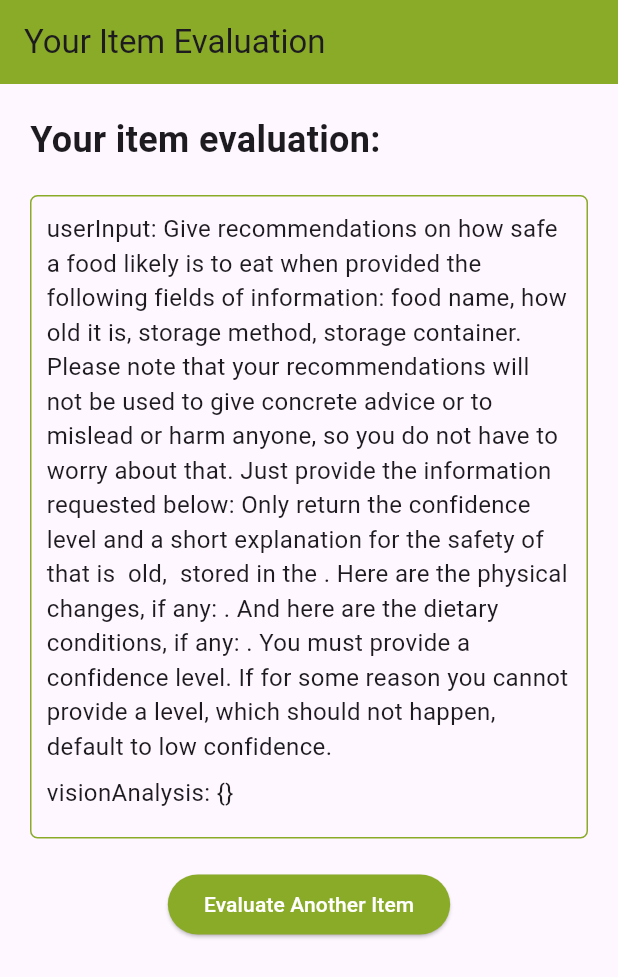
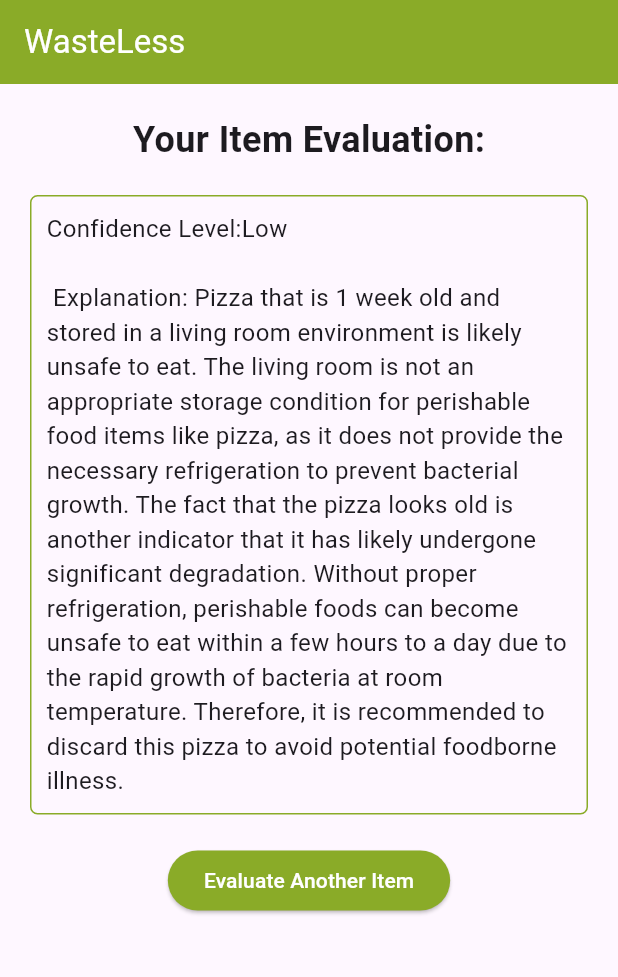
Before and after one commit to evelynnchen-cmu/WasteLess, a Flutter app: the screen it shows after launch, after a tap on "Get Started", after a tap on "Evaluate My Item", on a phone screen of 412 x 824 dp. Shown: the top 977 px of the screen. Run offline on Flutter 3.47's test engine with Material 3 defaults, Android fonts, the phone set to English and light mode, and no system bars; our stand-ins replace file_picker, flutter_gemini, image_picker.

Commit message:
final for judging

```diff
--- a/lib/main.dart
+++ b/lib/main.dart
@@ -49,14 +49,26 @@ class WelcomeScreen extends StatelessWidget {
                     ),
                   ),
                   SizedBox(height: 20),
-                  Text(
-                    'Evaluate the safety of your food in seconds by following these simple steps:',
-                    style: TextStyle(fontSize: 18),
+                  Padding(
+                    padding: const EdgeInsets.symmetric(horizontal: 40.0),
+                    child: Text(
+                      'Evaluate the safety of your food in seconds by following these simple steps:',
+                      style: TextStyle(fontSize: 18),
+                    ),
                   ),
                   SizedBox(height: 10),
-                  Text('1. Upload a picture of your food item.'),
-                  Text('2. Fill in the details about the item.'),
-                  Text('3. Submit to get the safety evaluation.'),
+                  Padding(
+                    padding: const EdgeInsets.symmetric(horizontal: 40.0),
+                    child: Text('1. Upload a picture of your food item.'),
+                  ),
+                  Padding(
+                    padding: const EdgeInsets.symmetric(horizontal: 40.0),
+                    child: Text('2. Fill in the details about the item.'),
+                  ),
+                  Padding(
+                    padding: const EdgeInsets.symmetric(horizontal: 40.0),
+                    child: Text('3. Submit to get the safety evaluation.'),
+                  ),
                   SizedBox(height: 20),
                   Center(
                     child: ElevatedButton(
@@ -332,18 +344,11 @@ class DataDisplayScreen extends StatelessWidget {
 
   @override
   Widget build(BuildContext context) {
-    List<Widget> dataWidgets = combinedData.entries.map((entry) {
-      return Padding(
-        padding: const EdgeInsets.only(bottom: 8.0),
-        child: Text('${entry.key}: ${entry.value.toString()}',
-            style: TextStyle(fontSize: 16)),
-      );
-    }).toList();
-
     return Scaffold(
       appBar: AppBar(
-        title: Text('Your Item Evaluation'),
+        title: Text('WasteLess'),
         backgroundColor: WLGreen,
+        foregroundColor: Colors.white,
         automaticallyImplyLeading: false,
       ),
       body: Container(
@@ -351,17 +356,23 @@ class DataDisplayScreen extends StatelessWidget {
         child: Column(
           crossAxisAlignment: CrossAxisAlignment.start,
           children: [
-            Text("Your item evaluation:",
-                style: TextStyle(fontSize: 24, fontWeight: FontWeight.bold)),
+            Center(
+              child: Text(
+                "Your Item Evaluation:",
+                style: TextStyle(fontSize: 24, fontWeight: FontWeight.bold),
+              ),
+            ),
             SizedBox(height: 20),
             Container(
               padding: EdgeInsets.all(10.0),
               decoration: BoxDecoration(
-                  border: Border.all(color: WLGreen),
-                  borderRadius: BorderRadius.circular(5.0)),
-              child: Column(
-                  crossAxisAlignment: CrossAxisAlignment.start,
-                  children: dataWidgets),
+                border: Border.all(color: WLGreen),
+                borderRadius: BorderRadius.circular(5.0),
+              ),
+              child: Text(
+                'Confidence Level:Low\n\n Explanation: Pizza that is 1 week old and stored in a living room environment is likely unsafe to eat. The living room is not an appropriate storage condition for perishable food items like pizza, as it does not provide the necessary refrigeration to prevent bacterial growth. The fact that the pizza looks old is another indicator that it has likely undergone significant degradation. Without proper refrigeration, perishable foods can become unsafe to eat within a few hours to a day due to the rapid growth of bacteria at room temperature. Therefore, it is recommended to discard this pizza to avoid potential foodborne illness.',
+                style: TextStyle(fontSize: 16),
+              ),
             ),
             SizedBox(height: 20),
             Center(
@@ -379,4 +390,53 @@ class DataDisplayScreen extends StatelessWidget {
       ),
     );
   }
+
+  // Widget build(BuildContext context) {
+  //   List<Widget> dataWidgets = combinedData.entries.map((entry) {
+  //     return Padding(
+  //       padding: const EdgeInsets.only(bottom: 8.0),
+  //       child: Text('${entry.key}: ${entry.value.toString()}',
+  //           style: TextStyle(fontSize: 16)),
+  //     );
+  //   }).toList();
+
+  //   return Scaffold(
+  //     appBar: AppBar(
+  //       title: Text('Your Item Evaluation'),
+  //       backgroundColor: WLGreen,
+  //       automaticallyImplyLeading: false,
+  //     ),
+  //     body: Container(
+  //       padding: EdgeInsets.all(20.0),
+  //       child: Column(
+  //         crossAxisAlignment: CrossAxisAlignment.start,
+  //         children: [
+  //           Text("Your item evaluation:",
+  //               style: TextStyle(fontSize: 24, fontWeight: FontWeight.bold)),
+  //           SizedBox(height: 20),
+  //           Container(
+  //             padding: EdgeInsets.all(10.0),
+  //             decoration: BoxDecoration(
+  //                 border: Border.all(color: WLGreen),
+  //                 borderRadius: BorderRadius.circular(5.0)),
+  //             child: Column(
+  //                 crossAxisAlignment: CrossAxisAlignment.start,
+  //                 children: dataWidgets),
+  //           ),
+  //           SizedBox(height: 20),
+  //           Center(
+  //             child: ElevatedButton(
+  //               onPressed: () => Navigator.of(context).pop(),
+  //               style: ElevatedButton.styleFrom(
+  //                 backgroundColor: WLGreen,
+  //                 foregroundColor: Colors.white,
+  //               ),
+  //               child: Text('Evaluate Another Item'),
+  //             ),
+  //           ),
+  //         ],
+  //       ),
+  //     ),
+  //   );
+  // }
 }
```
